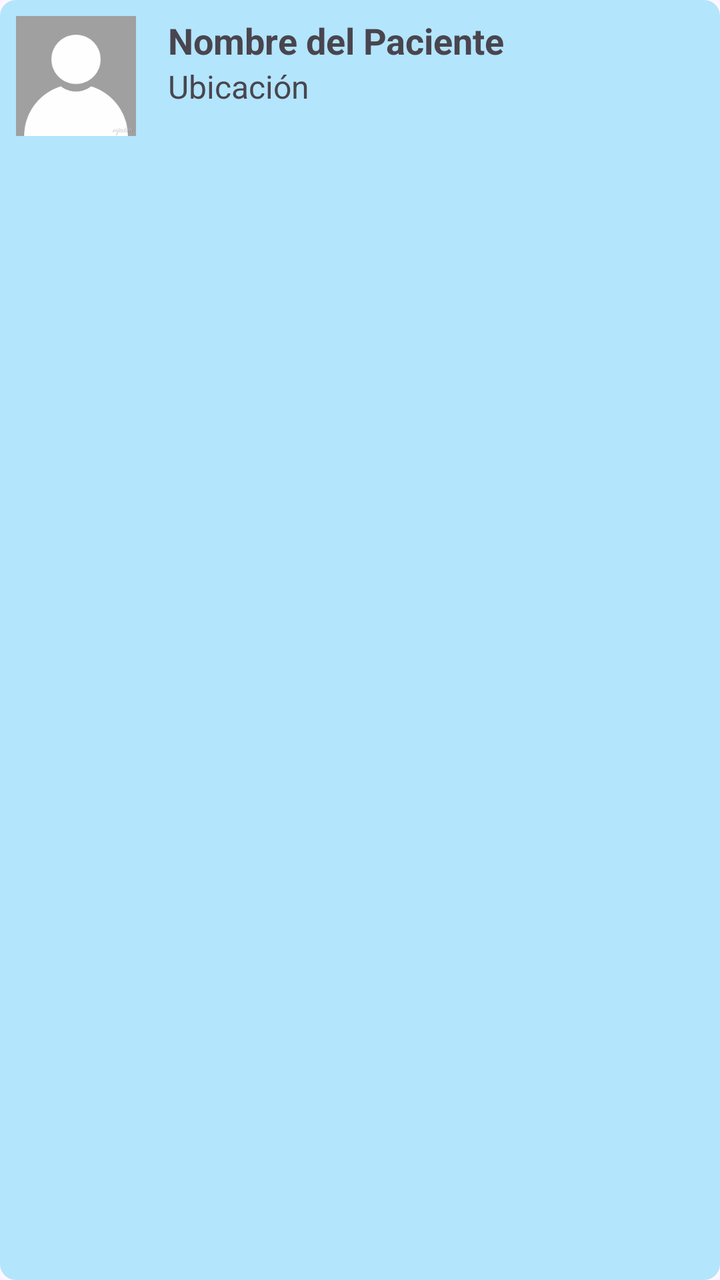
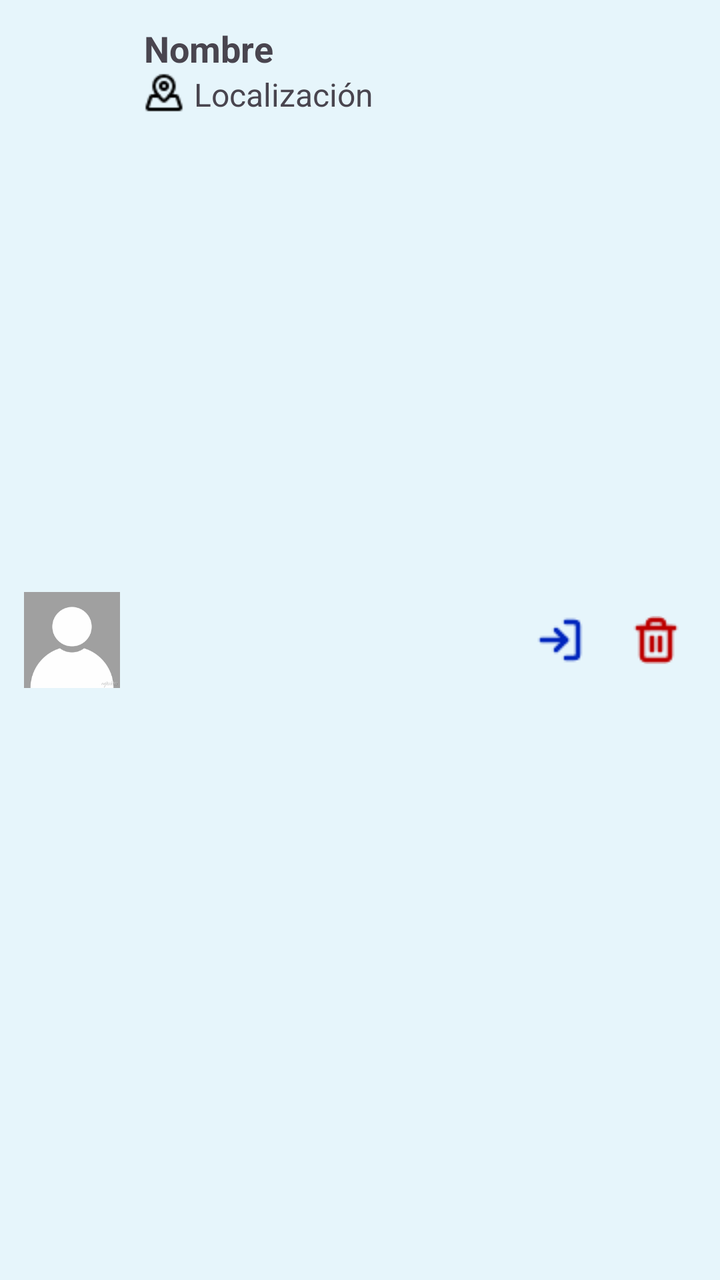

Compare the two renders of this Android layout. The source of the first and the diff that turns it into the second are given below.
<!-- AndroidManifest.xml: application theme Theme.CuidaLe -->
<!-- res/layout/item_paciente.xml -->
<?xml version="1.0" encoding="utf-8"?>
<LinearLayout xmlns:android="http://schemas.android.com/apk/res/android"
    android:layout_width="380dp"
    android:layout_height="wrap_content"
    android:layout_gravity="center_horizontal"
    android:layout_marginTop="8dp"
    android:background="@drawable/rounded_light_blue"
    android:padding="8dp"
    android:orientation="horizontal">

    <ImageView
        android:id="@+id/imgPaciente"
        android:layout_width="60dp"
        android:layout_height="60dp"
        android:layout_marginEnd="16dp"
        android:background="@drawable/rounded_corner_white"
        android:scaleType="centerCrop"
        android:src="@drawable/defaultprofile" />

    <LinearLayout
        android:layout_width="match_parent"
        android:layout_height="wrap_content"
        android:orientation="vertical">

        <TextView
            android:id="@+id/txtNombrePaciente"
            android:layout_width="wrap_content"
            android:layout_height="wrap_content"
            android:text="Nombre del Paciente"
            android:textSize="18sp"
            android:textStyle="bold" />

        <TextView
            android:id="@+id/txtLocalizacionPaciente"
            android:layout_width="wrap_content"
            android:layout_height="wrap_content"
            android:text="Ubicación"
            android:textSize="16sp" />
    </LinearLayout>
</LinearLayout>
<!-- resources referenced by this layout -->
<resources>
  <!-- drawable defaultprofile: png bitmap (drawable, 2155 bytes) -->
  <!-- drawable rounded_corner_white (drawable) -->
  <?xml version="1.0" encoding="utf-8"?>
  <shape xmlns:android="http://schemas.android.com/apk/res/android">
      <solid android:color="@android:color/white"/>
      <corners android:radius="8dp"/>
  </shape>
  <!-- drawable rounded_light_blue (drawable) -->
  <?xml version="1.0" encoding="utf-8"?>
  <shape xmlns:android="http://schemas.android.com/apk/res/android">
      <solid android:color="#B3E5FC"/>
      <corners android:radius="8dp"/>
  </shape>
  <style name="Theme.CuidaLe" parent="Base.Theme.CuidaLe" />
  <style name="Base.Theme.CuidaLe" parent="Theme.Material3.DayNight.NoActionBar">
          
          
      </style>
</resources>

<!-- the commit's change to res/layout/item_paciente.xml (unified diff, before → after) -->
@@ -1,40 +1,80 @@
 <?xml version="1.0" encoding="utf-8"?>
 <LinearLayout xmlns:android="http://schemas.android.com/apk/res/android"
-    android:layout_width="380dp"
+    xmlns:app="http://schemas.android.com/apk/res-auto"
+    android:layout_width="360dp"
     android:layout_height="wrap_content"
-    android:layout_gravity="center_horizontal"
-    android:layout_marginTop="8dp"
-    android:background="@drawable/rounded_light_blue"
-    android:padding="8dp"
-    android:orientation="horizontal">
+    android:layout_marginLeft="20dp"
+    android:layout_marginRight="20dp"
+    android:background="@color/fondo"
+    android:elevation="20dp"
+    android:orientation="horizontal"
+    android:padding="12dp">
 
     <ImageView
         android:id="@+id/imgPaciente"
-        android:layout_width="60dp"
-        android:layout_height="60dp"
-        android:layout_marginEnd="16dp"
-        android:background="@drawable/rounded_corner_white"
-        android:scaleType="centerCrop"
+        android:layout_width="48dp"
+        android:layout_height="48dp"
+        android:layout_gravity="center_vertical"
+        android:contentDescription="Imagen del paciente"
         android:src="@drawable/defaultprofile" />
 
     <LinearLayout
-        android:layout_width="match_parent"
+        android:layout_width="0dp"
         android:layout_height="wrap_content"
-        android:orientation="vertical">
+        android:layout_weight="1"
+        android:gravity="center_vertical"
+        android:orientation="vertical"
+        android:paddingStart="12dp">
 
         <TextView
             android:id="@+id/txtNombrePaciente"
             android:layout_width="wrap_content"
             android:layout_height="wrap_content"
-            android:text="Nombre del Paciente"
+            android:text="Nombre"
             android:textSize="18sp"
             android:textStyle="bold" />
 
-        <TextView
-            android:id="@+id/txtLocalizacionPaciente"
-            android:layout_width="wrap_content"
-            android:layout_height="wrap_content"
-            android:text="Ubicación"
-            android:textSize="16sp" />
+        <LinearLayout
+            android:layout_width="match_parent"
+            android:layout_height="match_parent"
+            android:orientation="horizontal">
+
+            <ImageView
+                android:id="@+id/imageView9"
+                android:layout_width="20dp"
+                android:layout_height="20dp"
+                app:srcCompat="@drawable/ubi" />
+
+            <TextView
+                android:id="@+id/txtLocalizacionPaciente"
+                android:layout_width="wrap_content"
+                android:layout_height="wrap_content"
+                android:layout_marginLeft="5dp"
+                android:text="Localización"
+                android:textAlignment="textStart"
+                android:textSize="16sp" />
+        </LinearLayout>
+
     </LinearLayout>
+
+    
+    <ImageButton
+        android:id="@+id/btnUsarPaciente"
+        android:layout_width="40dp"
+        android:layout_height="40dp"
+        android:layout_gravity="center_vertical"
+        android:layout_marginEnd="8dp"
+        android:background="@android:color/transparent"
+        android:contentDescription="Usar paciente"
+        android:src="@drawable/loginblue" />
+
+    
+    <ImageButton
+        android:id="@+id/btnEliminarPaciente"
+        android:layout_width="40dp"
+        android:layout_height="40dp"
+        android:layout_gravity="center_vertical"
+        android:background="@android:color/transparent"
+        android:contentDescription="Eliminar paciente"
+        android:src="@drawable/binred" />
 </LinearLayout>
<!-- resource entries referenced after the edit -->
@@ -1,18 +1,10 @@
 <!-- resources referenced by this layout -->
 <resources>
+  <color name="fondo">#E6F5FB</color>
+  <!-- drawable binred: png bitmap (drawable, 427 bytes) -->
   <!-- drawable defaultprofile: png bitmap (drawable, 2155 bytes) -->
-  <!-- drawable rounded_corner_white (drawable) -->
-  <?xml version="1.0" encoding="utf-8"?>
-  <shape xmlns:android="http://schemas.android.com/apk/res/android">
-      <solid android:color="@android:color/white"/>
-      <corners android:radius="8dp"/>
-  </shape>
-  <!-- drawable rounded_light_blue (drawable) -->
-  <?xml version="1.0" encoding="utf-8"?>
-  <shape xmlns:android="http://schemas.android.com/apk/res/android">
-      <solid android:color="#B3E5FC"/>
-      <corners android:radius="8dp"/>
-  </shape>
+  <!-- drawable loginblue: png bitmap (drawable, 400 bytes) -->
+  <!-- drawable ubi: png bitmap (drawable, 646 bytes) -->
   <style name="Theme.CuidaLe" parent="Base.Theme.CuidaLe" />
   <style name="Base.Theme.CuidaLe" parent="Theme.Material3.DayNight.NoActionBar">
           
